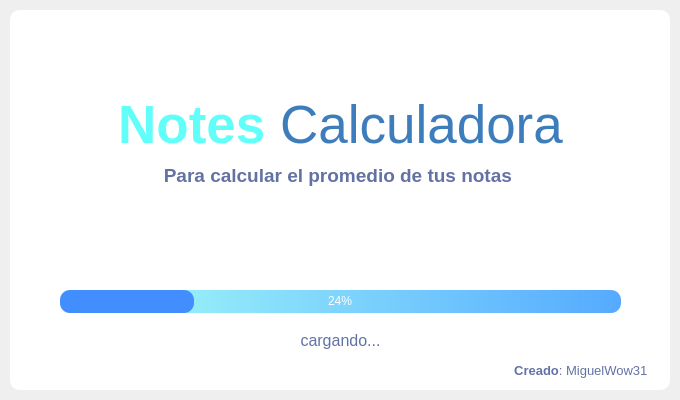
Qt form notes_aplicacion/pantalla_carga.ui (MiguelWow31/Notes) before a commit.
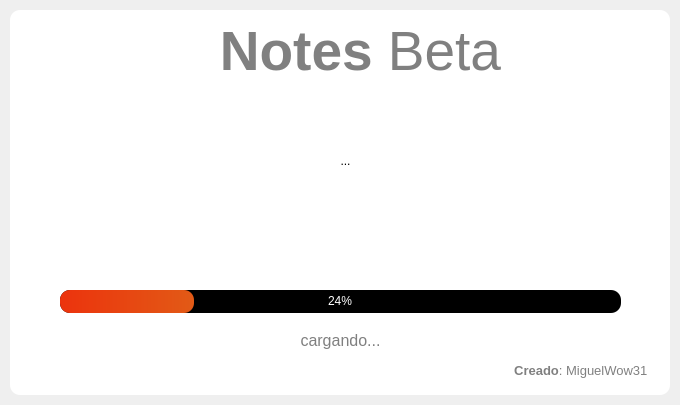
The same form after that commit. Icons and pictures are not drawn.

The edit to the form file:
```diff
--- a/notes_aplicacion/pantalla_carga.ui
+++ b/notes_aplicacion/pantalla_carga.ui
@@ -7,7 +7,7 @@
     <x>0</x>
     <y>0</y>
     <width>680</width>
-    <height>400</height>
+    <height>405</height>
    </rect>
   </property>
   <property name="windowTitle">
@@ -45,56 +45,6 @@
       <property name="frameShadow">
        <enum>QFrame::Raised</enum>
       </property>
-      <widget class="QLabel" name="label_title">
-       <property name="geometry">
-        <rect>
-         <x>0</x>
-         <y>80</y>
-         <width>661</width>
-         <height>71</height>
-        </rect>
-       </property>
-       <property name="font">
-        <font>
-         <family>Segoe UI</family>
-         <pointsize>40</pointsize>
-        </font>
-       </property>
-       <property name="styleSheet">
-        <string notr="true">color: rgb(62, 125, 188);</string>
-       </property>
-       <property name="text">
-        <string>&lt;strong style=color:#62fffa&gt;Notes&lt;/strong&gt; Calculadora</string>
-       </property>
-       <property name="alignment">
-        <set>Qt::AlignCenter</set>
-       </property>
-      </widget>
-      <widget class="QLabel" name="label_description">
-       <property name="geometry">
-        <rect>
-         <x>0</x>
-         <y>150</y>
-         <width>661</width>
-         <height>31</height>
-        </rect>
-       </property>
-       <property name="font">
-        <font>
-         <family>Segoe UI</family>
-         <pointsize>14</pointsize>
-        </font>
-       </property>
-       <property name="styleSheet">
-        <string notr="true">color: rgb(98, 114, 164);</string>
-       </property>
-       <property name="text">
-        <string>&lt;strong style=color:rgb(105, 248, 255)&gt;Para calcular el promedio de tus notas&lt;/strong&gt; </string>
-       </property>
-       <property name="alignment">
-        <set>Qt::AlignCenter</set>
-       </property>
-      </widget>
       <widget class="QProgressBar" name="progressBar">
        <property name="geometry">
         <rect>
@@ -107,7 +57,7 @@
        <property name="styleSheet">
         <string notr="true">QProgressBar {
 	
-	background-color: qlineargradient(spread:pad, x1:0, y1:0, x2:1, y2:0, stop:0 rgba(167, 255, 248, 255), stop:1 rgba(85, 170, 255, 255));
+	background-color: black;
 	color: white;
 	border-style: none;
 	border-radius: 10px;
@@ -115,7 +65,7 @@
 }
 QProgressBar::chunk{
 	border-radius: 10px;
-	background-color: rgb(67, 142, 255);
+	background-color: qlineargradient(spread:pad, x1:0, y1:0, x2:1, y2:0, stop:0 rgba(236, 51, 13, 255), stop:1 rgba(226, 90, 22, 255));
 }</string>
        </property>
        <property name="value">
@@ -138,7 +88,7 @@
         </font>
        </property>
        <property name="styleSheet">
-        <string notr="true">color: rgb(98, 114, 164);</string>
+        <string notr="true">color: grey;</string>
        </property>
        <property name="text">
         <string>cargando...</string>
@@ -163,7 +113,7 @@
         </font>
        </property>
        <property name="styleSheet">
-        <string notr="true">color: rgb(98, 114, 164);</string>
+        <string notr="true">color: grey;</string>
        </property>
        <property name="text">
         <string>&lt;strong&gt;Creado&lt;/strong&gt;: MiguelWow31 </string>
@@ -185,6 +135,63 @@
         <enum>Qt::Horizontal</enum>
        </property>
       </widget>
+      <widget class="QToolButton" name="icono">
+       <property name="geometry">
+        <rect>
+         <x>285</x>
+         <y>110</y>
+         <width>101</width>
+         <height>81</height>
+        </rect>
+       </property>
+       <property name="styleSheet">
+        <string notr="true">#icono {
+border-radius: 15px;
+background: white;
+}</string>
+       </property>
+       <property name="text">
+        <string>...</string>
+       </property>
+       <property name="icon">
+        <iconset resource="recursos.qrc">
+         <normaloff>:/path/imagenes/-pen_96740.ico</normaloff>:/path/imagenes/-pen_96740.ico</iconset>
+       </property>
+       <property name="iconSize">
+        <size>
+         <width>40</width>
+         <height>40</height>
+        </size>
+       </property>
+      </widget>
+      <widget class="QLabel" name="titulo">
+       <property name="geometry">
+        <rect>
+         <x>130</x>
+         <y>10</y>
+         <width>441</width>
+         <height>61</height>
+        </rect>
+       </property>
+       <property name="font">
+        <font>
+         <pointsize>-1</pointsize>
+        </font>
+       </property>
+       <property name="styleSheet">
+        <string notr="true">#titulo {
+background: white;
+color: grey;
+font-size: 55px;
+}</string>
+       </property>
+       <property name="text">
+        <string>&lt;strong&gt;Notes&lt;/strong&gt; Beta</string>
+       </property>
+       <property name="alignment">
+        <set>Qt::AlignCenter</set>
+       </property>
+      </widget>
      </widget>
     </item>
    </layout>
```
Left out of the diff: 4 changed lines with no effect on the pictures.
